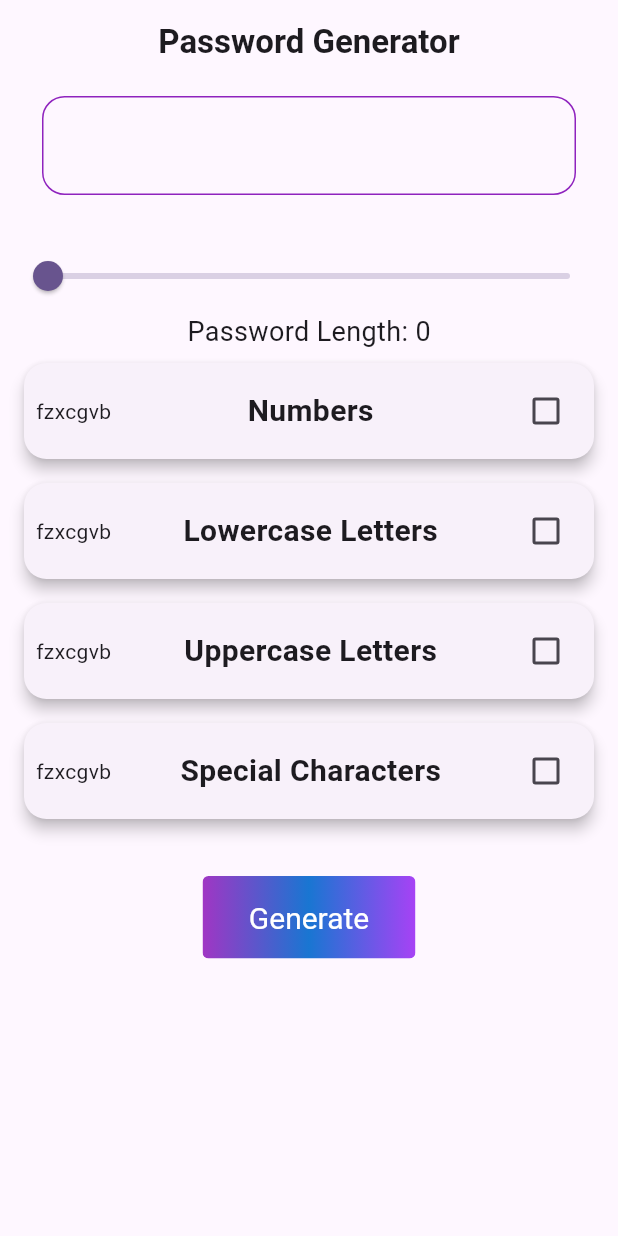
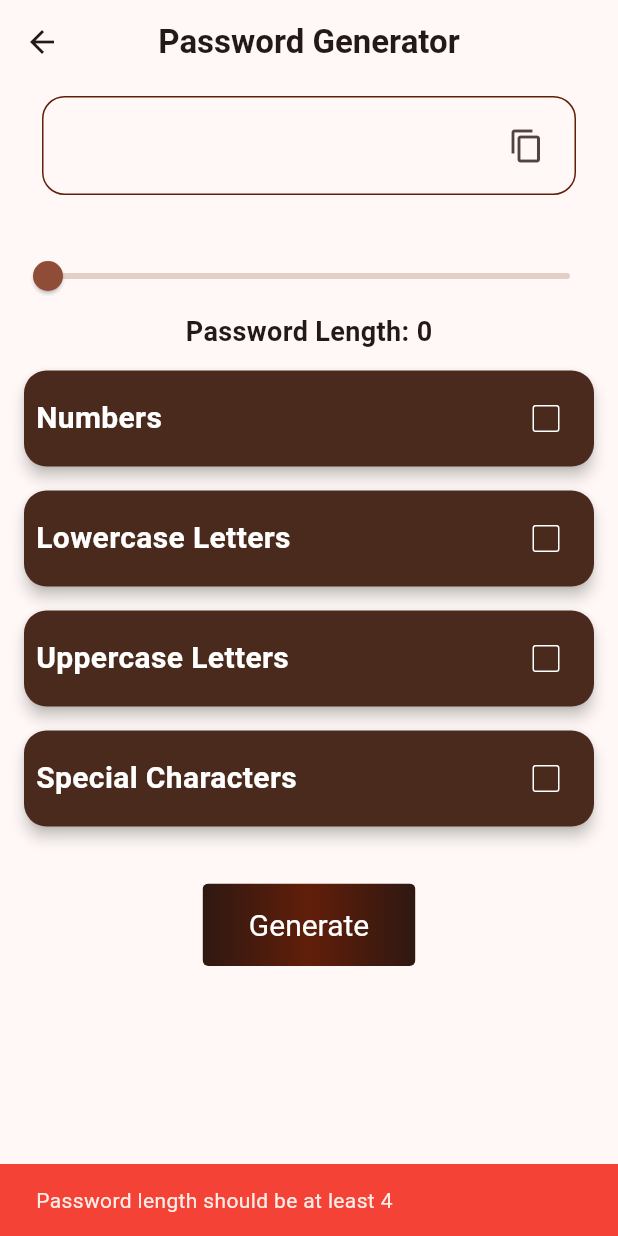
Before and after one commit to RasnaRasna/Password_generator, a Flutter app: the MyHomePage screen opened directly, after a tap on "Generate", on a phone screen of 412 x 824 dp. Run offline on Flutter 3.47's test engine with Material 2 defaults, Android fonts, the phone set to English and light mode, and no system bars; drawn by our look-alikes of syncfusion_flutter_sliders.

Commit message:
Added password generation functionality

```diff
--- a/lib/check_box.dart
+++ b/lib/check_box.dart
@@ -3,6 +3,7 @@ import 'package:flutter/material.dart';
 Widget buildCheckboxRow(
     String text, bool isChecked, Function(bool?) onChanged) {
   return Card(
+    color: Color.fromARGB(255, 75, 42, 30),
     shape: RoundedRectangleBorder(
       borderRadius: BorderRadius.circular(15.0),
     ),
@@ -13,12 +14,15 @@ Widget buildCheckboxRow(
       child: Row(
         mainAxisAlignment: MainAxisAlignment.spaceBetween,
         children: [
-          Text("fzxcgvb"),
           Text(
             text,
-            style: const TextStyle(fontSize: 20, fontWeight: FontWeight.bold),
+            style: const TextStyle(
+                fontSize: 20, color: Colors.white, fontWeight: FontWeight.bold),
           ),
           Checkbox(
+            side: BorderSide(color: Colors.white),
+            checkColor: Colors.black,
+            activeColor: Colors.white,
             value: isChecked,
             onChanged: onChanged,
           ),
--- a/lib/homepage.dart
+++ b/lib/homepage.dart
@@ -1,6 +1,7 @@
+import 'dart:math';
 import 'package:flutter/material.dart';
+import 'package:flutter/services.dart';
 import 'package:syncfusion_flutter_sliders/sliders.dart';
-
 import 'check_box.dart';
 
 class MyHomePage extends StatefulWidget {
@@ -12,18 +13,23 @@ class MyHomePage extends StatefulWidget {
   State<MyHomePage> createState() => _MyHomePageState();
 }
 
+TextEditingController passwordController = TextEditingController();
+
 class _MyHomePageState extends State<MyHomePage> {
   bool isCheckedNumbers = false;
   bool isCheckedLowercase = false;
   bool isCheckedUppercase = false;
   bool isCheckedSpecialCharacters = false;
   double selectedNumber = 0;
+  String generatedPassword = '';
+  String lengthError = ''; // Added variable to hold the length error message
+
   @override
   Widget build(BuildContext context) {
     return Scaffold(
       appBar: AppBar(
         centerTitle: true,
-        title: Text(
+        title: const Text(
           "Password Generator",
           style: TextStyle(fontWeight: FontWeight.bold),
         ),
@@ -40,16 +46,33 @@ class _MyHomePageState extends State<MyHomePage> {
                     child: Container(
                         decoration: BoxDecoration(
                             border: Border.all(
-                                color: Color.fromARGB(255, 143, 35, 190)),
+                                color: Color.fromARGB(255, 97, 30, 9)),
                             borderRadius: BorderRadius.circular(15)),
                         child: Padding(
                           padding: const EdgeInsets.all(8.0),
                           child: TextFormField(
-                              decoration:
-                                  InputDecoration(border: InputBorder.none)),
+                              controller: passwordController,
+                              decoration: InputDecoration(
+                                border: InputBorder.none,
+                                suffixIcon: GestureDetector(
+                                    onTap: () {
+                                      Clipboard.setData(ClipboardData(
+                                          text: passwordController.text));
+                                      ScaffoldMessenger.of(context)
+                                          .showSnackBar(
+                                        const SnackBar(
+                                          backgroundColor: Colors.green,
+                                          content: Text(
+                                              'Password copied to clipboard'),
+                                          duration: Duration(seconds: 3),
+                                        ),
+                                      );
+                                    },
+                                    child: const Icon(Icons.copy)),
+                              )),
                         )),
                   ),
-                  SizedBox(
+                  const SizedBox(
                     width: 10,
                     height: 30,
                   ),
@@ -65,7 +88,11 @@ class _MyHomePageState extends State<MyHomePage> {
                   ),
                   Text(
                     "Password Length: ${selectedNumber.toInt()}",
-                    style: const TextStyle(fontSize: 18),
+                    style: const TextStyle(
+                        fontSize: 18, fontWeight: FontWeight.bold),
+                  ),
+                  SizedBox(
+                    height: 5,
                   ),
                   buildCheckboxRow("Numbers", isCheckedNumbers, (newValue) {
                     setState(() {
@@ -91,10 +118,21 @@ class _MyHomePageState extends State<MyHomePage> {
                       isCheckedSpecialCharacters = newValue ?? false;
                     });
                   }),
-                  SizedBox(
+                  const SizedBox(
                     height: 30,
                   ),
-                  ClipRRect(
+                  GenerateButton(),
+                ],
+              ),
+            ],
+          ),
+        ),
+      ),
+    );
+  }
+
+  ClipRRect GenerateButton() {
+    return ClipRRect(
       borderRadius: BorderRadius.circular(4),
       child: Stack(
         children: [
@@ -103,9 +141,9 @@ class _MyHomePageState extends State<MyHomePage> {
               decoration: const BoxDecoration(
                 gradient: LinearGradient(
                   colors: <Color>[
-                                  Color.fromARGB(255, 160, 54, 196),
-                                  Color(0xFF1976D2),
-                                  Color.fromARGB(255, 167, 66, 245),
+                    Color.fromARGB(255, 47, 24, 18),
+                    Color.fromARGB(255, 97, 30, 9),
+                    Color.fromARGB(255, 47, 24, 18),
                   ],
                 ),
               ),
@@ -117,18 +155,81 @@ class _MyHomePageState extends State<MyHomePage> {
               padding: const EdgeInsets.all(16.0),
               textStyle: const TextStyle(fontSize: 20),
             ),
-                          onPressed: () {},
+            onPressed: () {
+              generateAndSetPassword();
+            },
             child: const Text('   Generate   '),
           ),
         ],
       ),
+    );
+  }
+
+  void generateAndSetPassword() {
+    print('Generating password...');
+    print(
+        'generateAndSetPassword function called'); // Add this line for debugging
+    if (selectedNumber < 4) {
+      setState(() {
+        lengthError = 'Password length should be at least 4';
+        generatedPassword = '';
+      });
+
+      // Show the length error message
+      ScaffoldMessenger.of(context).showSnackBar(
+        SnackBar(
+          backgroundColor: Colors.red,
+          content: Text(lengthError),
+          duration: Duration(seconds: 3),
         ),
-                ],
-              ),
-            ],
-          ),
-        ),
+      );
+    } else {
+      // Reset the length error message
+      setState(() {
+        lengthError = '';
+      });
+
+      // Define character sets
+      String lowerLetters =
+          isCheckedLowercase ? 'abcdefghijklmnopqrstuvwxyz' : '';
+      String upperLetters =
+          isCheckedUppercase ? 'ABCDEFGHIJKLMNOPQRSTUVWXYZ' : '';
+      String num = isCheckedNumbers ? '0123456789' : '';
+      String specialChars =
+          isCheckedSpecialCharacters ? '!@#*()_-=+{}]|:?;/>.,<' : '';
+
+      String allChars = lowerLetters + upperLetters + num + specialChars;
+
+      // Check if at least one option is selected
+      if (allChars.isNotEmpty) {
+        final random = Random();
+        String password = '';
+
+        // Generate the password with the selected length
+        for (int i = 0; i < selectedNumber.toInt(); i++) {
+          password += allChars[random.nextInt(allChars.length)];
+        }
+        print(
+            'Generated password: $password'); // Debug print generated password
+
+        setState(() {
+          generatedPassword = password;
+          passwordController.text = generatedPassword; // Update the text field
+        });
+        print(
+            'Generated password: $generatedPassword'); // Debug print generated password
+      } else {
+        print('No options selected');
+
+        // Show a message if no options are selected
+        ScaffoldMessenger.of(context).showSnackBar(
+          const SnackBar(
+            backgroundColor: Colors.red,
+            content: Text('Please choose at least one option'),
+            duration: Duration(seconds: 3),
           ),
         );
       }
     }
+  }
+}
```
Also changed, not shown: lib/main.dart (+6 -2 lines), lib/onboarding.dart (added, +67 -0 lines), lib/password_display.dart (added, +44 -0 lines), pubspec.yaml (+3 -8 lines), lib/password.generate.dart (deleted), 2 other files. Lines whose indentation alone changed are shown as unchanged.
